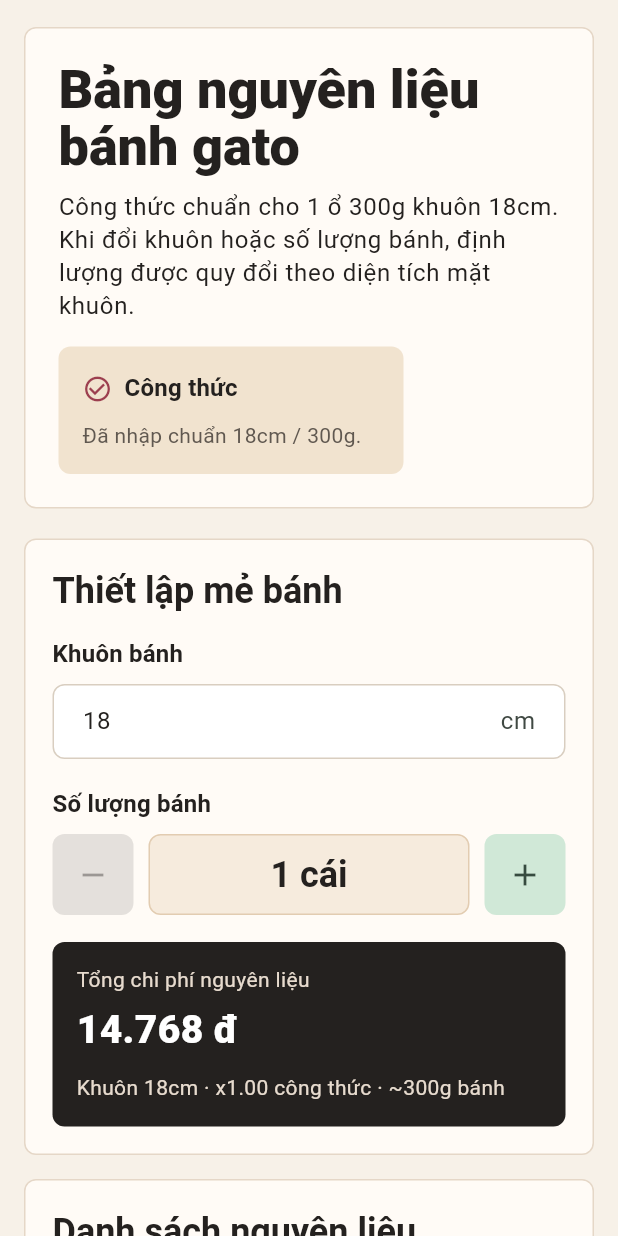
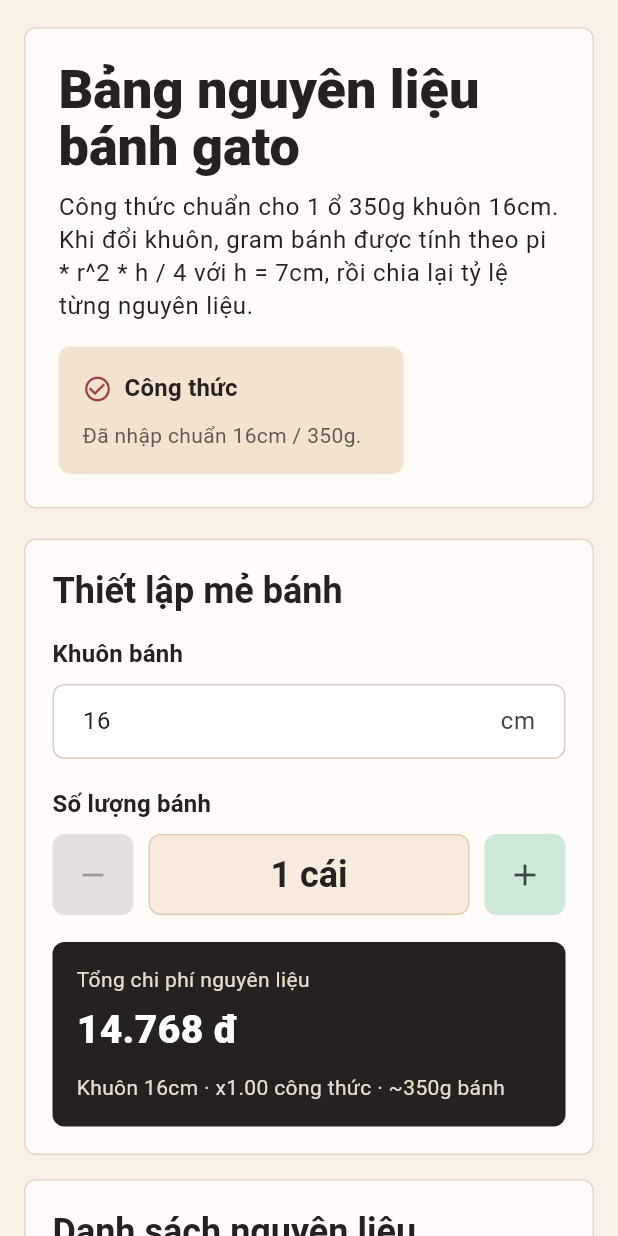
Before and after one commit to trongbudop113/recipe_cost, a Flutter app: the screen it shows after launch, on a phone screen of 412 x 824 dp. Run offline on Flutter 3.47's test engine with Material 3 defaults, Android fonts, the phone set to English and light mode, and no system bars.

Commit message:
Update cake mold scaling formula

```diff
--- a/lib/main.dart
+++ b/lib/main.dart
@@ -1,3 +1,5 @@
+import 'dart:math' as math;
+
 import 'package:flutter/material.dart';
 import 'package:flutter/services.dart';
 
@@ -81,11 +83,12 @@ class RecipeCostPage extends StatefulWidget {
 }
 
 class _RecipeCostPageState extends State<RecipeCostPage> {
-  static const double _baseMoldSizeCm = 18;
-  static const double _baseCakeWeightGrams = 300;
+  static const double _baseMoldSizeCm = 16;
+  static const double _baseCakeWeightGrams = 350;
+  static const double _moldHeightCm = 7;
 
   final TextEditingController _moldSizeController =
-      TextEditingController(text: '18');
+      TextEditingController(text: '16');
   late final List<TextEditingController> _unitPriceControllers;
 
   int _cakeCount = 1;
@@ -158,8 +161,8 @@ class _RecipeCostPageState extends State<RecipeCostPage> {
   }
 
   double get _recipeScale {
-    final double moldRatio = _moldSizeCm / _baseMoldSizeCm;
-    return moldRatio * moldRatio * _cakeCount;
+    return (_cakeWeightForMold(_moldSizeCm) / _baseCakeWeightGrams) *
+        _cakeCount;
   }
 
   List<CalculatedIngredient> get _calculatedIngredients {
@@ -183,7 +186,16 @@ class _RecipeCostPageState extends State<RecipeCostPage> {
   }
 
   double get _estimatedWeight {
-    return _baseCakeWeightGrams * _recipeScale;
+    return _cakeWeightForMold(_moldSizeCm) * _cakeCount;
+  }
+
+  double _cakeWeightForMold(double moldSizeCm) {
+    if (moldSizeCm == _baseMoldSizeCm) {
+      return _baseCakeWeightGrams;
+    }
+
+    final double radius = moldSizeCm / 2;
+    return (math.pi * radius * radius * _moldHeightCm) / 4;
   }
 
   @override
@@ -297,9 +309,9 @@ class _PageHeader extends StatelessWidget {
                 ),
                 const SizedBox(height: 10),
                 Text(
-                  'Công thức chuẩn cho 1 ổ 300g khuôn 18cm. Khi đổi khuôn '
-                  'hoặc số lượng bánh, định lượng được quy đổi theo diện '
-                  'tích mặt khuôn.',
+                  'Công thức chuẩn cho 1 ổ 350g khuôn 16cm. Khi đổi khuôn, '
+                  'gram bánh được tính theo pi * r^2 * h / 4 với h = 7cm, '
+                  'rồi chia lại tỷ lệ từng nguyên liệu.',
                   style: Theme.of(context).textTheme.bodyLarge,
                 ),
               ],
@@ -344,7 +356,7 @@ class _RecipeStatus extends StatelessWidget {
           ),
           const SizedBox(height: 10),
           Text(
-            'Đã nhập chuẩn 18cm / 300g.',
+            'Đã nhập chuẩn 16cm / 350g.',
             style: Theme.of(context).textTheme.bodyMedium,
           ),
         ],
```
Also changed, not shown: 1 other file.
